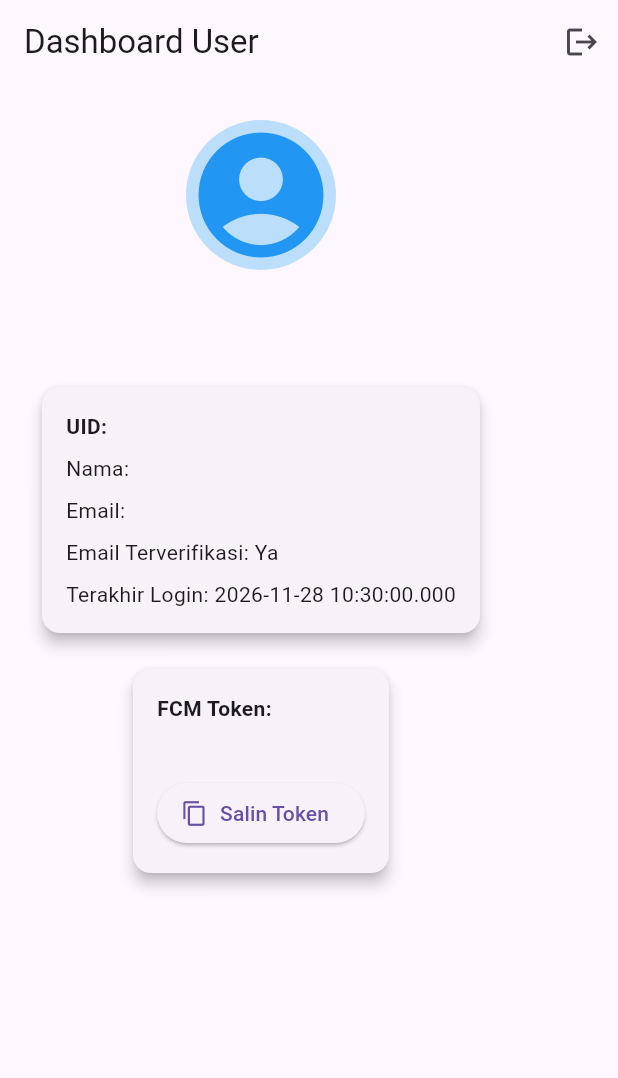
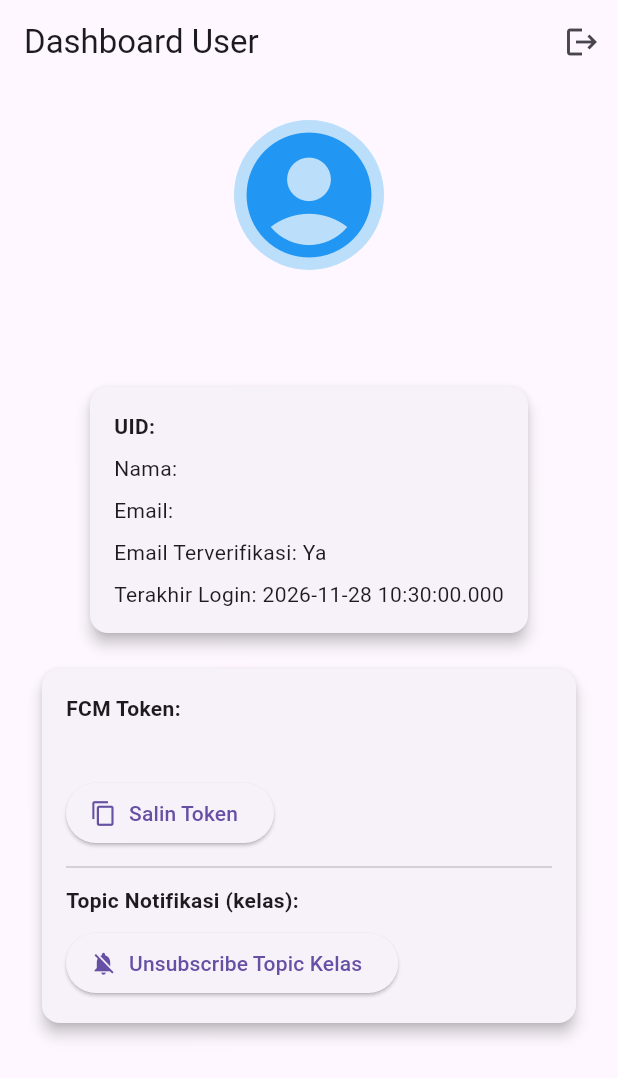
Before and after one commit to Azriel121212/Latihan-008-Aplikasi-Mobile, a Flutter app: the screen it shows once a user with an empty profile is signed in, on a phone screen of 412 x 824 dp. Shown: the top 1078 px of the screen. Run offline on Flutter 3.47's test engine with Material 3 defaults, Android fonts, the phone set to English and light mode, and no system bars; our stand-ins replace firebase_auth, firebase_core, firebase_messaging, flutter_local_notifications; accounts and stored records are empty.

Commit message:
feat: buat tombol toggle topic kelas pada FcmTokenCard

```diff
--- a/lib/fcm_token_card.dart
+++ b/lib/fcm_token_card.dart
@@ -1,16 +1,44 @@
 import 'package:firebase_messaging/firebase_messaging.dart';
 import 'package:flutter/material.dart';
 import 'package:flutter/services.dart';
+import 'package:latihan_firebase_mobile/notification_service.dart';
 
-/// Kartu untuk menampilkan FCM Token + tombol salin.
-/// Token ini yang nanti ditempel di Postman.
-class FcmTokenCard extends StatelessWidget {
+class FcmTokenCard extends StatefulWidget {
   const FcmTokenCard({super.key});
+
+  @override
+  State<FcmTokenCard> createState() => _FcmTokenCardState();
+}
+
+class _FcmTokenCardState extends State<FcmTokenCard> {
+  bool _isSubscribed = true;
+
+  Future<void> _toggleTopic() async {
+    if (_isSubscribed) {
+      await NotificationService.unsubscribeFromTopic('kelas');
+    } else {
+      await NotificationService.subscribeToTopic('kelas');
+    }
+
+    setState(() {
+      _isSubscribed = !_isSubscribed;
+    });
+
+    if (!mounted) return;
+    ScaffoldMessenger.of(context).showSnackBar(
+      SnackBar(
+        content: Text(
+          _isSubscribed
+              ? 'Berhasil subscribe topic kelas'
+              : 'Berhasil unsubscribe topic kelas',
+        ),
+      ),
+    );
+  }
 
   @override
   Widget build(BuildContext context) {
     return FutureBuilder<String?>(
-      // ignore: deprecated_member_use
       future: FirebaseMessaging.instance.getToken(),
       builder: (context, snapshot) {
         if (snapshot.connectionState == ConnectionState.waiting) {
@@ -41,6 +69,25 @@ class FcmTokenCard extends StatelessWidget {
                     );
                   },
                 ),
+                const Divider(height: 24),
+                const Text(
+                  'Topic Notifikasi (kelas):',
+                  style: TextStyle(fontWeight: FontWeight.bold),
+                ),
+                const SizedBox(height: 8),
+                ElevatedButton.icon(
+                  icon: Icon(
+                    _isSubscribed
+                        ? Icons.notifications_off
+                        : Icons.notifications_active,
+                  ),
+                  label: Text(
+                    _isSubscribed
+                        ? 'Unsubscribe Topic Kelas'
+                        : 'Subscribe Topic Kelas',
+                  ),
+                  onPressed: _toggleTopic,
+                ),
               ],
             ),
           ),
```
